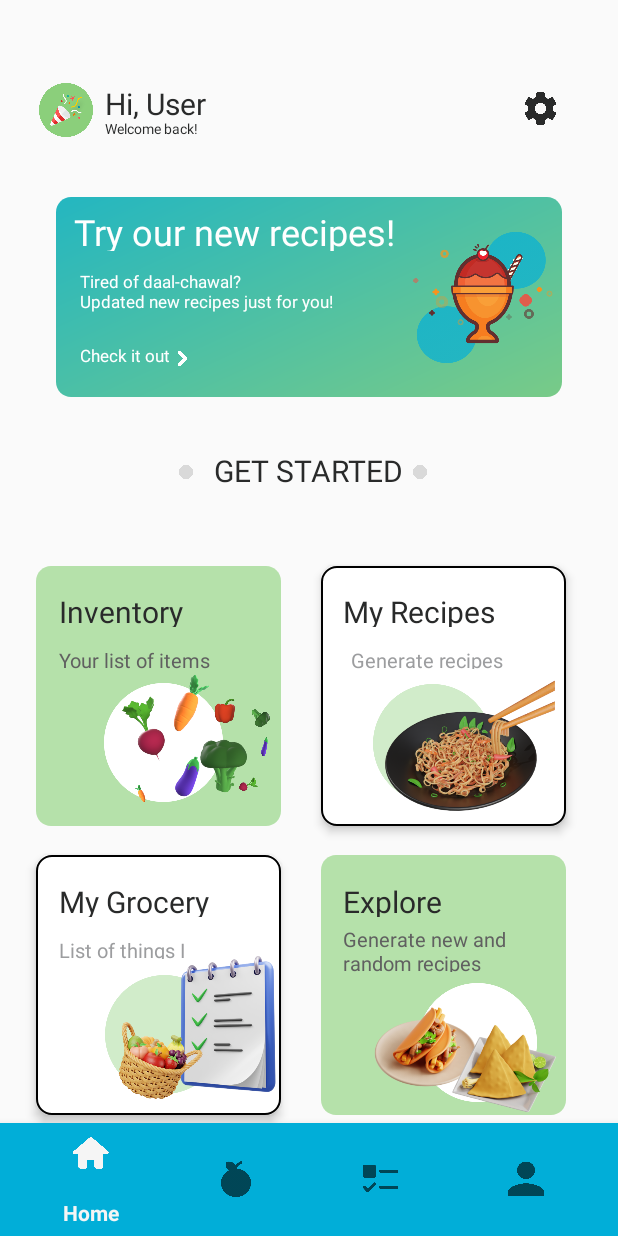
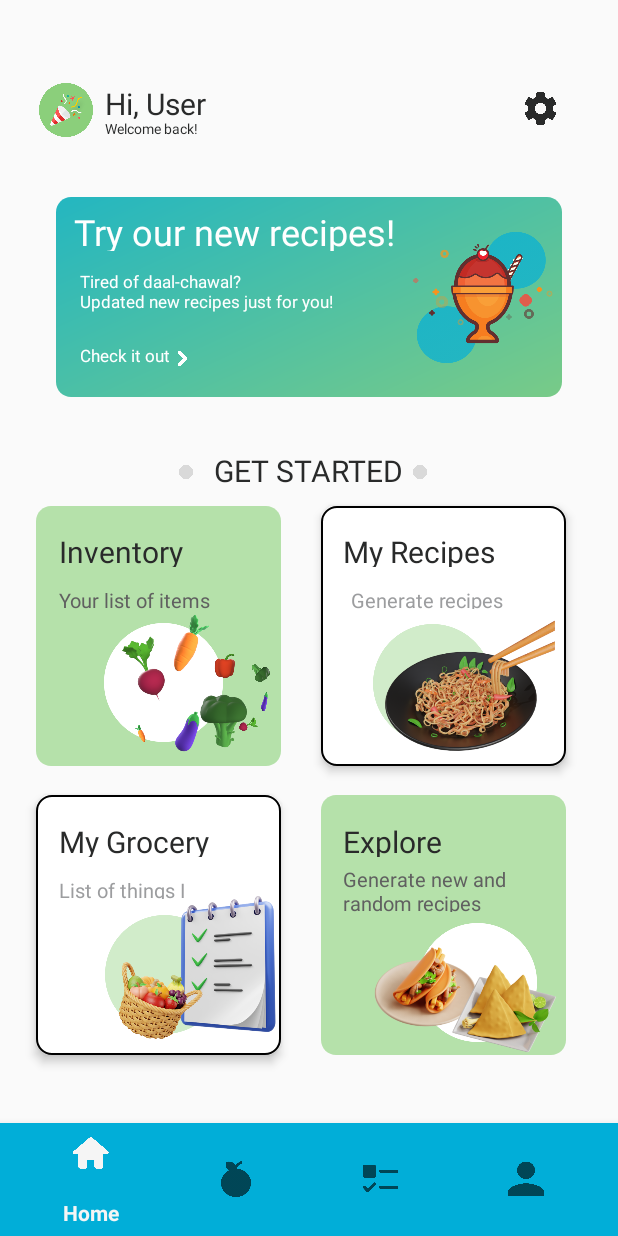
Before and after one commit to hunainadhi/Foodification-app, an Android app: the HomeFragment screen opened directly, with no data from a screen before it, on a phone screen of 412 x 824 dp. Run offline under Robolectric (Android 15) with nearby library versions, the phone set to English and light mode, and no system bars; our stand-ins replace Firebase (no records; nobody signed in at launch, a user with empty details on screens opened directly), Volley.

Commit message:
Home page updated

```diff
--- a/app/src/main/res/layout/activity_home.xml
+++ b/app/src/main/res/layout/activity_home.xml
@@ -192,7 +192,7 @@
 
     <GridLayout
         android:layout_width="wrap_content"
-        android:layout_height="match_parent">
+        android:layout_height="wrap_content">
 
         <View
             android:id="@+id/rectangle_8"
@@ -201,7 +201,7 @@
             android:layout_alignParentLeft="true"
             android:layout_alignParentTop="true"
             android:layout_marginLeft="24dp"
-            android:layout_marginTop="377dp"
+            android:layout_marginTop="337dp"
             android:background="@drawable/rectangle_8"
             android:elevation="4dp" />
 
@@ -214,11 +214,11 @@
             android:layout_alignParentLeft="true"
             android:layout_alignParentTop="true"
             android:layout_marginLeft="39dp"
-            android:layout_marginTop="394dp"
+            android:layout_marginTop="354dp"
             android:gravity="top"
             android:text="@string/inventory"
             android:textAppearance="@style/inventory"
-            android:translationZ="10dp"/>
+            android:translationZ="10dp" />
 
         <TextView
             android:id="@+id/your_list_o"
@@ -229,7 +229,7 @@
             android:layout_alignParentLeft="true"
             android:layout_alignParentTop="true"
             android:layout_marginLeft="39dp"
-            android:layout_marginTop="424dp"
+            android:layout_marginTop="384dp"
             android:gravity="top"
             android:text="@string/your_list_o"
             android:textAppearance="@style/your_list_o"
@@ -244,9 +244,9 @@
             android:layout_alignParentLeft="true"
             android:layout_alignParentTop="true"
             android:layout_marginLeft="69dp"
-            android:layout_marginTop="455dp"
+            android:layout_marginTop="415dp"
             android:background="@drawable/ellipse_4"
-            android:translationZ="10dp"/>
+            android:translationZ="10dp" />
 
         <View
             android:id="@+id/beetroot1"
@@ -257,7 +257,7 @@
             android:layout_alignParentLeft="true"
             android:layout_alignParentTop="true"
             android:layout_marginLeft="55dp"
-            android:layout_marginTop="440.77dp"
+            android:layout_marginTop="400.77dp"
             android:background="@drawable/beetroot"
             android:translationZ="10dp" />
 
@@ -270,7 +270,7 @@
             android:layout_alignParentLeft="true"
             android:layout_alignParentTop="true"
             android:layout_marginLeft="150dp"
-            android:layout_marginTop="510dp"
+            android:layout_marginTop="470dp"
             android:background="@drawable/beetroot"
             android:rotation="90"
             android:translationZ="10dp" />
@@ -282,9 +282,9 @@
             android:layout_row="0"
             android:layout_column="0"
             android:layout_marginStart="74.02dp"
-            android:layout_marginTop="425dp"
+            android:layout_marginTop="385dp"
             android:background="@drawable/carrot"
-            android:translationZ="10dp"/>
+            android:translationZ="10dp" />
 
         <View
             android:id="@+id/carrot2"
@@ -295,7 +295,7 @@
             android:layout_alignParentLeft="true"
             android:layout_alignParentTop="true"
             android:layout_marginLeft="81.56dp"
-            android:layout_marginTop="515.04dp"
+            android:layout_marginTop="475.04dp"
             android:background="@drawable/carrot"
             android:rotation="180"
             android:rotationX="180"
@@ -310,9 +310,9 @@
             android:layout_alignParentLeft="true"
             android:layout_alignParentTop="true"
             android:layout_marginLeft="80dp"
-            android:layout_marginTop="472dp"
+            android:layout_marginTop="442dp"
             android:background="@drawable/eggplant"
-            android:translationZ="10dp"/>
+            android:translationZ="10dp" />
 
         <View
             android:id="@+id/broccoli"
@@ -323,9 +323,9 @@
             android:layout_alignParentLeft="true"
             android:layout_alignParentTop="true"
             android:layout_marginLeft="102dp"
-            android:layout_marginTop="465dp"
+            android:layout_marginTop="435dp"
             android:background="@drawable/broccoli"
-            android:translationZ="10dp"/>
+            android:translationZ="10dp" />
 
         <View
             android:id="@+id/broccoli2"
@@ -336,7 +336,7 @@
             android:layout_alignParentLeft="true"
             android:layout_alignParentTop="true"
             android:layout_marginLeft="155.84dp"
-            android:layout_marginTop="460.71dp"
+            android:layout_marginTop="430.71dp"
             android:background="@drawable/broccoli"
             android:rotation="135"
             android:translationZ="10dp" />
@@ -350,9 +350,9 @@
             android:layout_alignParentLeft="true"
             android:layout_alignParentTop="true"
             android:layout_marginLeft="163.95dp"
-            android:layout_marginTop="475.65dp"
+            android:layout_marginTop="445.65dp"
             android:background="@drawable/eggplant"
-            android:translationZ="10dp"/>
+            android:translationZ="10dp" />
 
         <View
             android:id="@+id/redpep"
@@ -363,9 +363,9 @@
             android:layout_alignParentLeft="true"
             android:layout_alignParentTop="true"
             android:layout_marginLeft="125dp"
-            android:layout_marginTop="450dp"
+            android:layout_marginTop="420dp"
             android:background="@drawable/redpep"
-            android:translationZ="10dp"/>
+            android:translationZ="10dp" />
 
         <View
             android:id="@+id/rectangle_9"
@@ -376,10 +376,9 @@
             android:layout_alignParentLeft="true"
             android:layout_alignParentTop="true"
             android:layout_marginLeft="5dp"
-            android:layout_marginTop="377dp"
+            android:layout_marginTop="337dp"
             android:background="@drawable/rectangle_9"
-            android:elevation="4dp"
-            />
+            android:elevation="4dp" />
 
         <TextView
             android:id="@+id/my_recipes"
@@ -390,7 +389,7 @@
             android:layout_alignParentLeft="true"
             android:layout_alignParentTop="true"
             android:layout_marginLeft="20dp"
-            android:layout_marginTop="394dp"
+            android:layout_marginTop="354dp"
             android:gravity="top"
             android:text="@string/my_recipes"
             android:textAppearance="@style/my_recipes"
@@ -405,10 +404,9 @@
             android:layout_alignParentLeft="true"
             android:layout_alignParentTop="true"
             android:layout_marginLeft="40dp"
-            android:layout_marginTop="456dp"
-            android:translationZ="10dp"
+            android:layout_marginTop="416dp"
             android:src="@drawable/ellipse_5"
-            />
+            android:translationZ="10dp" />
 
         <View
             android:id="@+id/food_platw4"
@@ -419,9 +417,9 @@
             android:layout_alignParentLeft="true"
             android:layout_alignParentTop="true"
             android:layout_marginLeft="48dp"
-            android:layout_marginTop="425dp"
+            android:layout_marginTop="385dp"
             android:background="@drawable/food_plate"
-            android:translationZ="11dp"/>
+            android:translationZ="11dp" />
 
         <TextView
             android:id="@+id/generate_re"
@@ -432,11 +430,11 @@
             android:layout_alignParentLeft="true"
             android:layout_alignParentTop="true"
             android:layout_marginLeft="25dp"
-            android:layout_marginTop="424dp"
+            android:layout_marginTop="384dp"
             android:gravity="top"
             android:text="@string/generate_re"
             android:textAppearance="@style/generate_re"
-            android:translationZ="10dp"/>
+            android:translationZ="10dp" />
 
         <View
             android:id="@+id/rectangle_1"
@@ -447,7 +445,7 @@
             android:layout_alignParentLeft="true"
             android:layout_alignParentTop="true"
             android:layout_marginLeft="24dp"
-            android:layout_marginTop="570dp"
+            android:layout_marginTop="530dp"
             android:background="@drawable/rectangle_9"
             android:elevation="4dp" />
 
@@ -460,11 +458,11 @@
             android:layout_alignParentLeft="true"
             android:layout_alignParentTop="true"
             android:layout_marginLeft="39dp"
-            android:layout_marginTop="587dp"
+            android:layout_marginTop="547dp"
             android:gravity="top"
             android:text="@string/my_grocery"
             android:textAppearance="@style/my_grocery"
-            android:translationZ="10dp"/>
+            android:translationZ="10dp" />
 
         <TextView
             android:id="@+id/list_of_thi"
@@ -475,11 +473,11 @@
             android:layout_alignParentLeft="true"
             android:layout_alignParentTop="true"
             android:layout_marginLeft="39dp"
-            android:layout_marginTop="617dp"
+            android:layout_marginTop="577dp"
             android:gravity="top"
             android:text="@string/list_of_thi"
             android:textAppearance="@style/list_of_thi"
-            android:translationZ="10dp"/>
+            android:translationZ="10dp" />
 
         <ImageView
             android:id="@+id/ellipse_6"
@@ -490,7 +488,7 @@
             android:layout_alignParentLeft="true"
             android:layout_alignParentTop="true"
             android:layout_marginLeft="70dp"
-            android:layout_marginTop="650dp"
+            android:layout_marginTop="610dp"
             android:src="@drawable/ellipse_5"
             android:translationZ="10dp" />
 
@@ -503,7 +501,7 @@
             android:layout_alignParentLeft="true"
             android:layout_alignParentTop="true"
             android:layout_marginLeft="65dp"
-            android:layout_marginTop="670dp"
+            android:layout_marginTop="630dp"
             android:background="@drawable/fruits_1"
             android:translationZ="13dp" />
 
@@ -516,9 +514,9 @@
             android:layout_alignParentLeft="true"
             android:layout_alignParentTop="true"
             android:layout_marginLeft="95dp"
-            android:layout_marginTop="626dp"
+            android:layout_marginTop="586dp"
             android:background="@drawable/list_1"
-            android:translationZ="11dp"/>
+            android:translationZ="11dp" />
 
         <View
             android:id="@+id/rectangle_4"
@@ -529,7 +527,7 @@
             android:layout_alignParentLeft="true"
             android:layout_alignParentTop="true"
             android:layout_marginLeft="5dp"
-            android:layout_marginTop="570dp"
+            android:layout_marginTop="530dp"
             android:background="@drawable/rectangle_8"
             android:elevation="4dp" />
 
@@ -542,11 +540,11 @@
             android:layout_alignParentLeft="true"
             android:layout_alignParentTop="true"
             android:layout_marginLeft="20dp"
-            android:layout_marginTop="587dp"
+            android:layout_marginTop="547dp"
             android:gravity="top"
             android:text="@string/explore"
             android:textAppearance="@style/explore"
-            android:translationZ="10dp"/>
+            android:translationZ="10dp" />
 
         <TextView
             android:id="@+id/generate_ne"
@@ -557,7 +555,7 @@
             android:layout_alignParentLeft="true"
             android:layout_alignParentTop="true"
             android:layout_marginLeft="20dp"
-            android:layout_marginTop="610dp"
+            android:layout_marginTop="570dp"
             android:gravity="top"
             android:text="@string/generate_ne"
             android:textAppearance="@style/generate_ne"
@@ -572,7 +570,7 @@
             android:layout_alignParentLeft="true"
             android:layout_alignParentTop="true"
             android:layout_marginLeft="70dp"
-            android:layout_marginTop="655dp"
+            android:layout_marginTop="615dp"
             android:background="@drawable/ellipse_4"
             android:translationZ="10dp" />
 
@@ -585,12 +583,12 @@
             android:layout_alignParentLeft="true"
             android:layout_alignParentTop="true"
             android:layout_marginLeft="30dp"
-            android:layout_marginTop="629.49dp"
+            android:layout_marginTop="589.49dp"
             android:background="@drawable/mix_1"
             android:translationZ="10dp" />
 
     </GridLayout>
-<!--    <androidx.constraintlayout.widget.ConstraintLayout-->
+    <!--    <androidx.constraintlayout.widget.ConstraintLayout-->
 <!--        android:layout_width="match_parent"-->
 <!--        android:layout_height="match_parent">-->
 <!--        <com.google.android.material.bottomnavigation.BottomNavigationView-->
```
